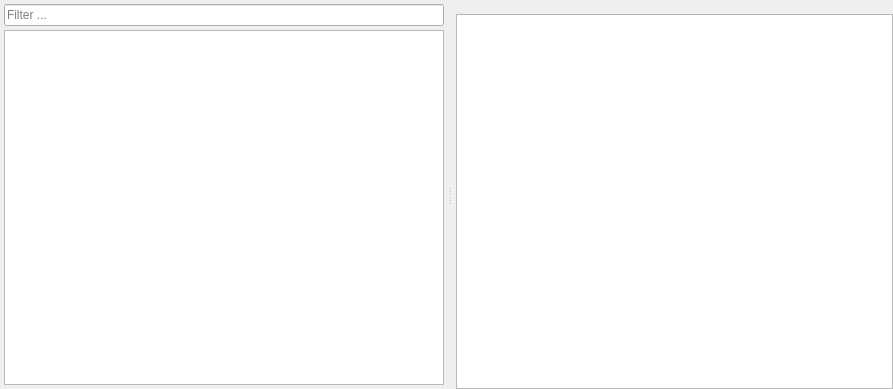
This is src/reference/symbolreferencewidget.ui in GAMS-dev/studio as Qt 5 draws it before an edit. The edited form follows.
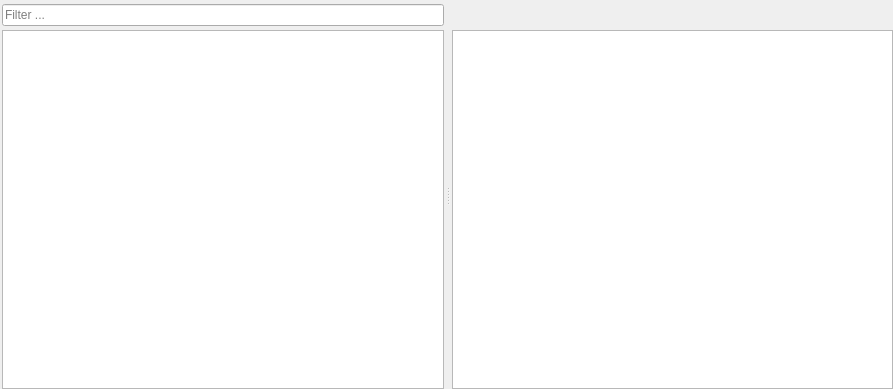
This is the edited form. Custom widgets are drawn as their Qt base class.

The edit to the form file:
```diff
--- a/src/reference/symbolreferencewidget.ui
+++ b/src/reference/symbolreferencewidget.ui
@@ -46,16 +46,16 @@
         <number>4</number>
        </property>
        <property name="leftMargin">
-        <number>4</number>
+        <number>2</number>
        </property>
        <property name="topMargin">
         <number>4</number>
        </property>
        <property name="rightMargin">
-        <number>4</number>
+        <number>2</number>
        </property>
        <property name="bottomMargin">
-        <number>4</number>
+        <number>0</number>
        </property>
        <item>
         <widget class="gams::studio::FilterLineEdit" name="symbolSearchLineEdit">
@@ -91,13 +91,13 @@
      <widget class="QWidget" name="referenceWidget" native="true">
       <layout class="QVBoxLayout" name="verticalLayout_3">
        <property name="spacing">
-        <number>0</number>
+        <number>8</number>
        </property>
        <property name="leftMargin">
-        <number>4</number>
+        <number>2</number>
        </property>
        <property name="topMargin">
-        <number>0</number>
+        <number>8</number>
        </property>
        <property name="rightMargin">
         <number>0</number>
```
